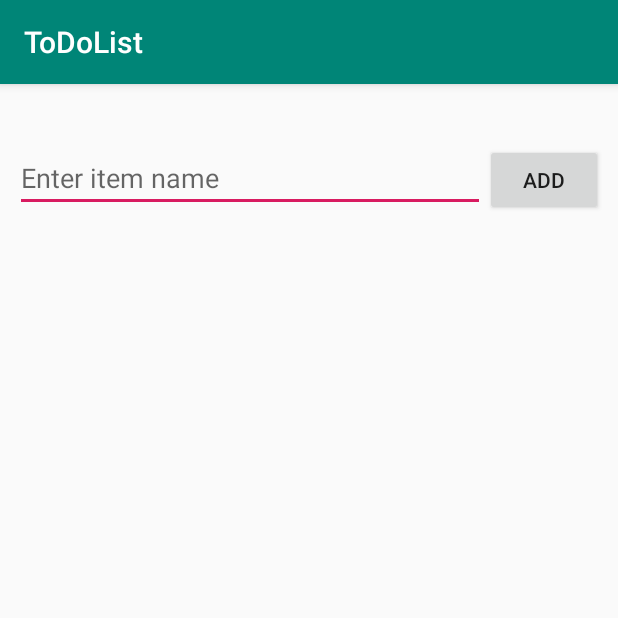
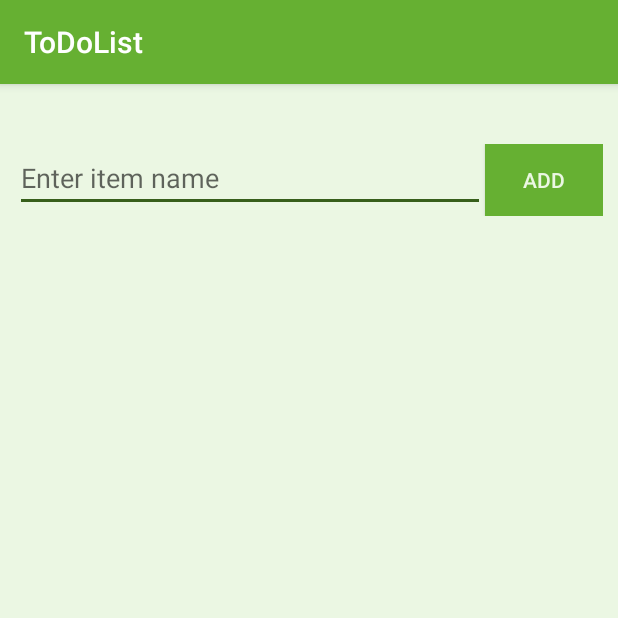
Before and after one commit to PulkitBanta/ToDoList-Android, an Android app: the screen it shows after launch (MainActivity), on a phone screen of 412 x 824 dp, the top half of it. Run offline under Robolectric (Android 15) with nearby library versions, the phone set to English and light mode, and no system bars.

Commit message:
Changed color scheme

```diff
--- a/app/src/main/java/com/example/todolist/MainActivity.java
+++ b/app/src/main/java/com/example/todolist/MainActivity.java
@@ -66,6 +66,6 @@ public class MainActivity extends AppCompatActivity implements View.OnClickListe
         items.remove(position);
         adapter.notifyDataSetChanged();
         FileHelper.writeData(items, this);
-        Toast.makeText(this, "Deleted Item", Toast.LENGTH_SHORT).show();
+        Toast.makeText(this, "Item Deleted", Toast.LENGTH_SHORT).show();
     }
 }
--- a/app/src/main/res/layout/activity_main.xml
+++ b/app/src/main/res/layout/activity_main.xml
@@ -6,30 +6,31 @@
     android:layout_width="match_parent"
     android:layout_height="match_parent"
     tools:context=".MainActivity"
+    android:background="#EBF7E3"
     android:orientation="vertical">
 
     <LinearLayout
         android:layout_width="match_parent"
         android:layout_height="wrap_content"
-        android:orientation="horizontal"
+        android:layout_marginHorizontal="10dp"
         android:layout_marginTop="40dp"
-        android:layout_marginBottom="20dp"
-        android:layout_marginHorizontal="10dp">
+        android:layout_marginBottom="20dp">
 
         <EditText
             android:id="@+id/item_edit_text"
-            android:hint="Enter item name"
             android:layout_width="0dp"
+            android:layout_height="wrap_content"
             android:layout_weight="4"
-            android:layout_height="wrap_content">
-        </EditText>
+            android:hint="Enter item name"></EditText>
 
         <Button
             android:id="@+id/add_btn"
             android:layout_width="0dp"
+            android:layout_height="wrap_content"
             android:layout_weight="1"
-            android:layout_height="wrap_content"
-            android:text="Add"></Button>
+            android:text="Add"
+            android:textColor="#EBF7E3"
+            android:background="#66B032"></Button>
 
     </LinearLayout>
 
@@ -37,6 +38,6 @@
         android:id="@+id/item_list"
         android:layout_width="match_parent"
         android:layout_height="wrap_content"
-        android:layout_marginBottom="12dp"></ListView>
+        android:layout_marginBottom="40dp"></ListView>
 
 </LinearLayout>
--- a/app/src/main/res/values/colors.xml
+++ b/app/src/main/res/values/colors.xml
@@ -1,6 +1,6 @@
 <?xml version="1.0" encoding="utf-8"?>
 <resources>
-    <color name="colorPrimary">#008577</color>
-    <color name="colorPrimaryDark">#00574B</color>
-    <color name="colorAccent">#D81B60</color>
+    <color name="colorPrimary">#66B032</color>
+    <color name="colorPrimaryDark">#56932A</color>
+    <color name="colorAccent">#375F1B</color>
 </resources>
```
